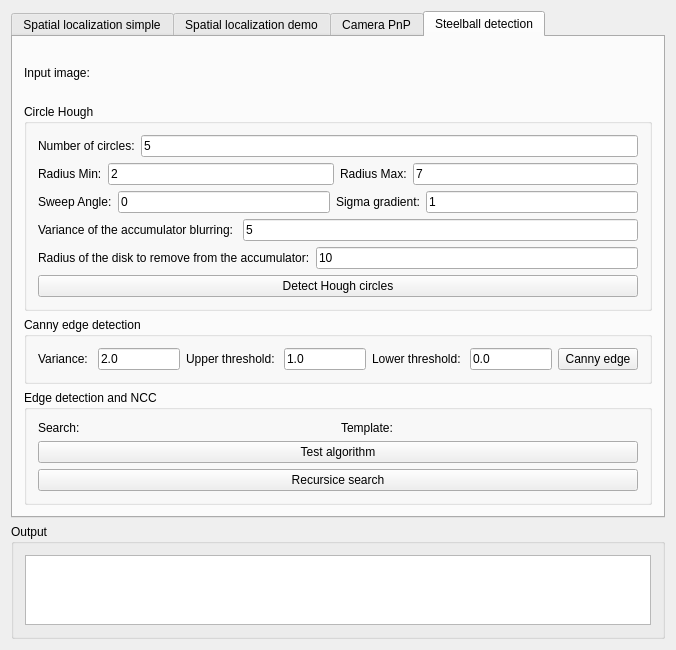
This is Plugins/org.mitk.lancet.spinecarmregistration/src/internal/SpineCArmRegistrationControls.ui in zhaomengxiao/LancetMITK-Adition as Qt 5 draws it before an edit. The edited form follows.
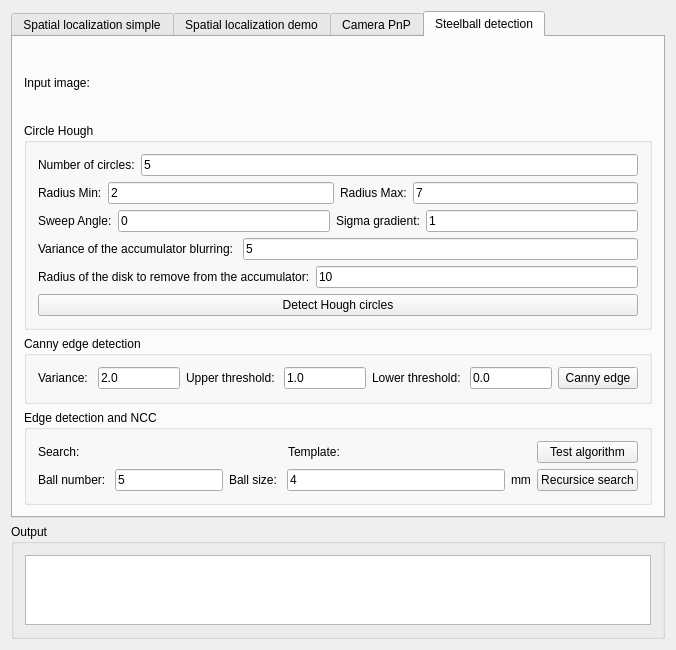
This is the edited form. Custom widgets are drawn as their Qt base class.

Commit message: Feature(steelballDetect): manually set ball num and size

What changed in the file:
```diff
--- a/Plugins/org.mitk.lancet.spinecarmregistration/src/internal/SpineCArmRegistrationControls.ui
+++ b/Plugins/org.mitk.lancet.spinecarmregistration/src/internal/SpineCArmRegistrationControls.ui
@@ -1129,7 +1129,32 @@
           <string>Edge detection and NCC</string>
          </property>
          <layout class="QGridLayout" name="gridLayout_18">
-          <item row="0" column="0">
+          <item row="1" column="2">
+           <layout class="QHBoxLayout" name="horizontalLayout_37">
+            <item>
+             <widget class="QLabel" name="label_52">
+              <property name="text">
+               <string>Ball size: </string>
+              </property>
+             </widget>
+            </item>
+            <item>
+             <widget class="QLineEdit" name="lineEdit_searchBallSize">
+              <property name="text">
+               <string>4</string>
+              </property>
+             </widget>
+            </item>
+            <item>
+             <widget class="QLabel" name="label_53">
+              <property name="text">
+               <string>mm</string>
+              </property>
+             </widget>
+            </item>
+           </layout>
+          </item>
+          <item row="0" column="0" colspan="3">
            <layout class="QHBoxLayout" name="horizontalLayout_31">
             <item>
              <widget class="QLabel" name="label_49">
@@ -1145,10 +1170,6 @@
               </property>
              </widget>
             </item>
-           </layout>
-          </item>
-          <item row="0" column="1">
-           <layout class="QHBoxLayout" name="horizontalLayout_35">
             <item>
              <widget class="QLabel" name="label_50">
               <property name="text">
@@ -1166,19 +1187,37 @@
            </layout>
           </item>
           <item row="1" column="0" colspan="2">
-           <widget class="QPushButton" name="pushButton_testNCC">
-            <property name="text">
-             <string>Test algorithm</string>
-            </property>
-           </widget>
+           <layout class="QHBoxLayout" name="horizontalLayout_35">
+            <item>
+             <widget class="QLabel" name="label_51">
+              <property name="text">
+               <string>Ball number: </string>
+              </property>
+             </widget>
+            </item>
+            <item>
+             <widget class="QLineEdit" name="lineEdit_searchBallNum">
+              <property name="text">
+               <string>5</string>
+              </property>
+             </widget>
+            </item>
+           </layout>
           </item>
-          <item row="2" column="0" colspan="2">
+          <item row="1" column="3">
            <widget class="QPushButton" name="pushButton_recursiveSearch">
             <property name="text">
              <string>Recursice search</string>
             </property>
            </widget>
           </item>
+          <item row="0" column="3">
+           <widget class="QPushButton" name="pushButton_testNCC">
+            <property name="text">
+             <string>Test algorithm</string>
+            </property>
+           </widget>
+          </item>
          </layout>
         </widget>
        </item>
```
The commit also changes 1 other file.
